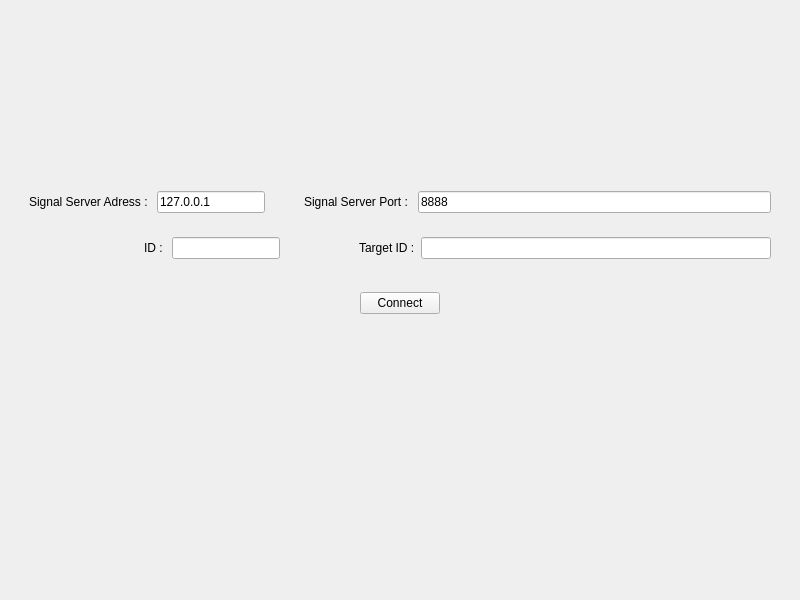
Old version of the form UI/MainWidget/MainWidget.ui in the repository XQQYT/XqqytDesktop.
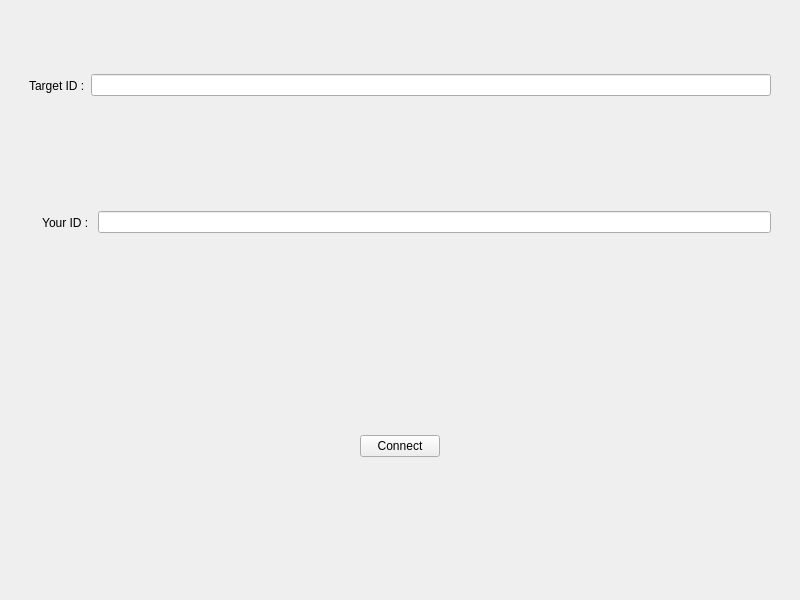
New version of the form.

What changed in the file:
```diff
--- a/UI/MainWidget/MainWidget.ui
+++ b/UI/MainWidget/MainWidget.ui
@@ -14,6 +14,48 @@
    <string>Widget</string>
   </property>
   <layout class="QGridLayout" name="gridLayout">
+   <item row="0" column="0">
+    <widget class="QWidget" name="widget_5" native="true">
+     <layout class="QVBoxLayout" name="verticalLayout">
+      <item>
+       <widget class="QWidget" name="widget_4" native="true">
+        <layout class="QHBoxLayout" name="horizontalLayout_4">
+         <item>
+          <widget class="QLabel" name="label_target_id">
+           <property name="text">
+            <string>Target ID :</string>
+           </property>
+          </widget>
+         </item>
+         <item>
+          <widget class="QLineEdit" name="lineEdit_target_id"/>
+         </item>
+        </layout>
+       </widget>
+      </item>
+      <item>
+       <widget class="QWidget" name="widget_3" native="true">
+        <layout class="QHBoxLayout" name="horizontalLayout">
+         <item>
+          <widget class="QLabel" name="label_id">
+           <property name="text">
+            <string>    Your ID : </string>
+           </property>
+          </widget>
+         </item>
+         <item>
+          <widget class="QLineEdit" name="lineEdit_id">
+           <property name="text">
+            <string/>
+           </property>
+          </widget>
+         </item>
+        </layout>
+       </widget>
+      </item>
+     </layout>
+    </widget>
+   </item>
    <item row="1" column="0">
     <widget class="QWidget" name="widget_6" native="true">
      <layout class="QHBoxLayout" name="horizontalLayout_5">
@@ -53,146 +95,6 @@
      </layout>
     </widget>
    </item>
-   <item row="0" column="0">
-    <widget class="QWidget" name="widget_5" native="true">
-     <layout class="QFormLayout" name="formLayout">
-      <item row="0" column="0">
-       <spacer name="verticalSpacer">
-        <property name="orientation">
-         <enum>Qt::Vertical</enum>
-        </property>
-        <property name="sizeHint" stdset="0">
-         <size>
-          <width>20</width>
-          <height>40</height>
-         </size>
-        </property>
-       </spacer>
-      </item>
-      <item row="1" column="0">
-       <widget class="QWidget" name="widget" native="true">
-        <layout class="QHBoxLayout" name="horizontalLayout_2">
-         <item>
-          <widget class="QLabel" name="label_signal_server_address">
-           <property name="text">
-            <string>Signal Server Adress : </string>
-           </property>
-          </widget>
-         </item>
-         <item>
-          <widget class="QLineEdit" name="lineEdit_signal_server_address">
-           <property name="text">
-            <string>127.0.0.1</string>
-           </property>
-          </widget>
-         </item>
-        </layout>
-       </widget>
-      </item>
-      <item row="1" column="1">
-       <widget class="QWidget" name="widget_2" native="true">
-        <layout class="QHBoxLayout" name="horizontalLayout">
-         <item>
-          <widget class="QLabel" name="label_signal_server_port">
-           <property name="text">
-            <string>Signal Server Port : </string>
-           </property>
-          </widget>
-         </item>
-         <item>
-          <widget class="QLineEdit" name="lineEdit_signal_server_port">
-           <property name="text">
-            <string>8888</string>
-           </property>
-          </widget>
-         </item>
-        </layout>
-       </widget>
-      </item>
-      <item row="2" column="0">
-       <widget class="QWidget" name="widget_3" native="true">
-        <layout class="QHBoxLayout" name="horizontalLayout_3">
-         <item>
-          <spacer name="horizontalSpacer">
-           <property name="orientation">
-            <enum>Qt::Horizontal</enum>
-           </property>
-           <property name="sizeType">
-            <enum>QSizePolicy::Preferred</enum>
-           </property>
-           <property name="sizeHint" stdset="0">
-            <size>
-             <width>115</width>
-             <height>20</height>
-            </size>
-           </property>
-          </spacer>
-         </item>
-         <item>
-          <widget class="QLabel" name="label_id">
-           <property name="text">
-            <string>ID : </string>
-           </property>
-          </widget>
-         </item>
-         <item>
-          <widget class="QLineEdit" name="lineEdit_id">
-           <property name="text">
-            <string/>
-           </property>
-          </widget>
-         </item>
-        </layout>
-       </widget>
-      </item>
-      <item row="2" column="1">
-       <widget class="QWidget" name="widget_4" native="true">
-        <layout class="QHBoxLayout" name="horizontalLayout_4">
-         <item>
-          <spacer name="horizontalSpacer_2">
-           <property name="orientation">
-            <enum>Qt::Horizontal</enum>
-           </property>
-           <property name="sizeType">
-            <enum>QSizePolicy::Preferred</enum>
-           </property>
-           <property name="sizeHint" stdset="0">
-            <size>
-             <width>55</width>
-             <height>20</height>
-            </size>
-           </property>
-          </spacer>
-         </item>
-         <item>
-          <widget class="QLabel" name="label_target_id">
-           <property name="text">
-            <string>Target ID :</string>
-           </property>
-          </widget>
-         </item>
-         <item>
-          <widget class="QLineEdit" name="lineEdit_target_id"/>
-         </item>
-        </layout>
-       </widget>
-      </item>
-     </layout>
-    </widget>
-   </item>
-   <item row="2" column="0">
-    <spacer name="verticalSpacer_2">
-     <property name="orientation">
-      <enum>Qt::Vertical</enum>
-     </property>
-     <property name="sizeHint" stdset="0">
-      <size>
-       <width>20</width>
-       <height>40</height>
-      </size>
-     </property>
-    </spacer>
-   </item>
   </layout>
  </widget>
  <resources/>
```
